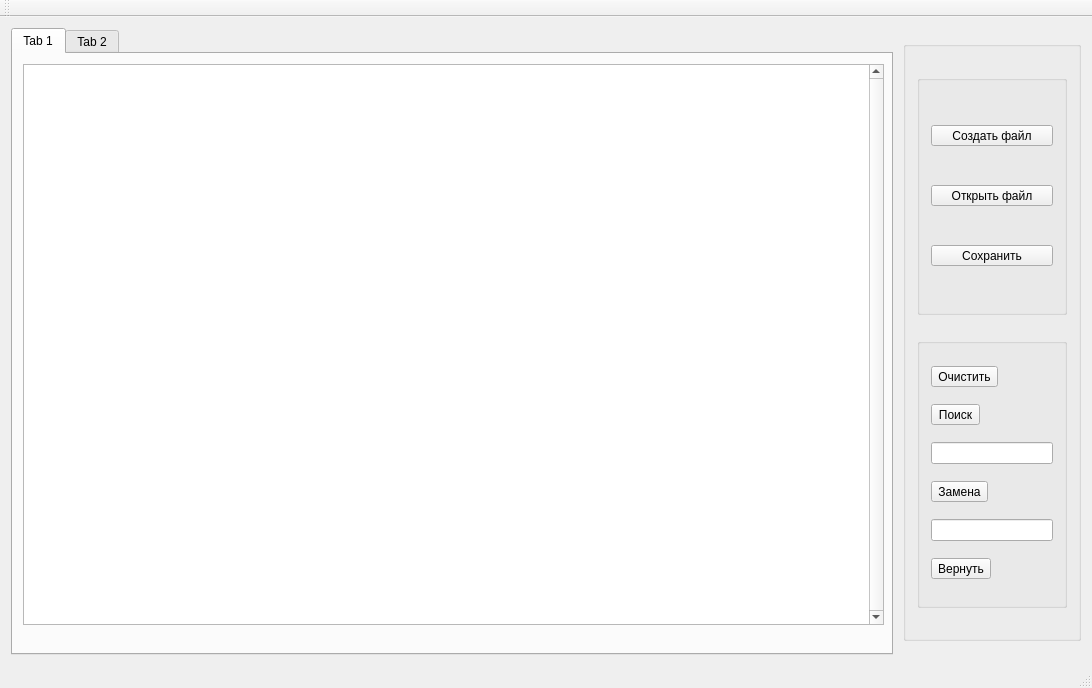
Before: the Qt Designer form Table_Text_Editor/mainwindow.ui in Ophelia145/Tables_n_text_editor, drawn with Qt 5.
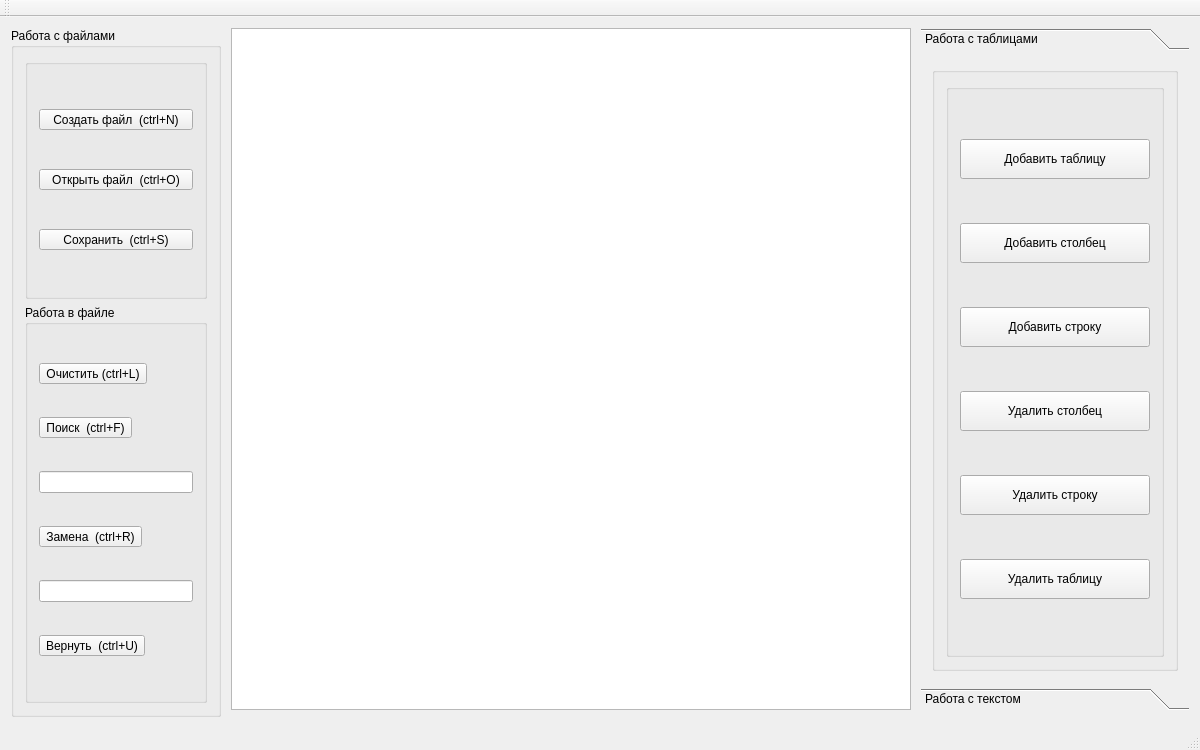
After: the same form once the commit is applied. The open tabs and pages were chosen to show the change. Icons and pictures are not drawn.

The edit to the form file:
```diff
--- a/Table_Text_Editor/mainwindow.ui
+++ b/Table_Text_Editor/mainwindow.ui
@@ -6,16 +6,25 @@
    <rect>
     <x>0</x>
     <y>0</y>
-    <width>1092</width>
-    <height>688</height>
+    <width>1200</width>
+    <height>750</height>
    </rect>
   </property>
   <property name="minimumSize">
    <size>
-    <width>900</width>
-    <height>600</height>
+    <width>1200</width>
+    <height>700</height>
    </size>
   </property>
+  <property name="font">
+   <font>
+    <pointsize>9</pointsize>
+    <weight>50</weight>
+    <italic>false</italic>
+    <bold>false</bold>
+    <underline>false</underline>
+   </font>
+  </property>
   <property name="windowTitle">
    <string>Editor :)</string>
   </property>
@@ -34,92 +43,22 @@
     <property name="verticalSpacing">
      <number>7</number>
     </property>
-    <item row="0" column="0" rowspan="2">
-     <widget class="QTabWidget" name="tabWidget">
-      <property name="currentIndex">
-       <number>0</number>
-      </property>
-      <widget class="QWidget" name="Text">
-       <attribute name="title">
-        <string>Tab 1</string>
-       </attribute>
-       <widget class="QTextEdit" name="textEdit">
-        <property name="geometry">
-         <rect>
-          <x>10</x>
-          <y>10</y>
-          <width>861</width>
-          <height>561</height>
-         </rect>
-        </property>
-        <property name="minimumSize">
-         <size>
-          <width>390</width>
-          <height>400</height>
-         </size>
-        </property>
-        <property name="maximumSize">
-         <size>
-          <width>16777215</width>
-          <height>16777215</height>
-         </size>
-        </property>
-        <property name="font">
-         <font>
-          <pointsize>12</pointsize>
-         </font>
-        </property>
-        <property name="cursor" stdset="0">
-         <cursorShape>IBeamCursor</cursorShape>
-        </property>
-        <property name="frameShadow">
-         <enum>QFrame::Sunken</enum>
-        </property>
-        <property name="verticalScrollBarPolicy">
-         <enum>Qt::ScrollBarAlwaysOn</enum>
-        </property>
-        <property name="horizontalScrollBarPolicy">
-         <enum>Qt::ScrollBarAsNeeded</enum>
-        </property>
-        <property name="sizeAdjustPolicy">
-         <enum>QAbstractScrollArea::AdjustToContents</enum>
-        </property>
-        <property name="html">
-         <string>&lt;!DOCTYPE HTML PUBLIC &quot;-//W3C//DTD HTML 4.0//EN&quot; &quot;http://www.w3.org/TR/REC-html40/strict.dtd&quot;&gt;
-&lt;html&gt;&lt;head&gt;&lt;meta name=&quot;qrichtext&quot; content=&quot;1&quot; /&gt;&lt;style type=&quot;text/css&quot;&gt;
-p, li { white-space: pre-wrap; }
-&lt;/style&gt;&lt;/head&gt;&lt;body style=&quot; font-family:'MS Shell Dlg 2'; font-size:12pt; font-weight:400; font-style:normal;&quot;&gt;
-&lt;p style=&quot;-qt-paragraph-type:empty; margin-top:0px; margin-bottom:0px; margin-left:0px; margin-right:0px; -qt-block-indent:0; text-indent:0px; font-size:7.8pt;&quot;&gt;&lt;br /&gt;&lt;/p&gt;&lt;/body&gt;&lt;/html&gt;</string>
-        </property>
-       </widget>
-      </widget>
-      <widget class="QWidget" name="Tables">
-       <attribute name="title">
-        <string>Tab 2</string>
-       </attribute>
-       <widget class="QTableWidget" name="tableWidget">
-        <property name="geometry">
-         <rect>
-          <x>10</x>
-          <y>20</y>
-          <width>861</width>
-          <height>551</height>
-         </rect>
-        </property>
-       </widget>
-      </widget>
-     </widget>
-    </item>
-    <item row="0" column="1" rowspan="2" colspan="2">
+    <item row="0" column="0" rowspan="2" colspan="2">
      <widget class="QGroupBox" name="ALLBOX">
+      <property name="minimumSize">
+       <size>
+        <width>210</width>
+        <height>0</height>
+       </size>
+      </property>
       <property name="maximumSize">
        <size>
         <width>400</width>
-        <height>600</height>
+        <height>750</height>
        </size>
       </property>
       <property name="title">
-       <string/>
+       <string>Работа с файлами</string>
       </property>
       <layout class="QVBoxLayout" name="verticalLayout">
        <item>
@@ -164,7 +103,7 @@
              </size>
             </property>
             <property name="text">
-             <string>Создать файл</string>
+             <string>Создать файл  (ctrl+N)</string>
             </property>
            </widget>
           </item>
@@ -183,7 +122,7 @@
              </size>
             </property>
             <property name="text">
-             <string>Открыть файл</string>
+             <string>Открыть файл  (ctrl+O)</string>
             </property>
            </widget>
           </item>
@@ -202,7 +141,7 @@
              </size>
             </property>
             <property name="text">
-             <string>Сохранить</string>
+             <string>Сохранить  (ctrl+S)</string>
             </property>
            </widget>
           </item>
@@ -214,14 +153,14 @@
          <property name="maximumSize">
           <size>
            <width>200</width>
-           <height>270</height>
+           <height>400</height>
           </size>
          </property>
          <property name="cursor">
           <cursorShape>ArrowCursor</cursorShape>
          </property>
          <property name="title">
-          <string/>
+          <string>Работа в файле</string>
          </property>
          <property name="flat">
           <bool>true</bool>
@@ -230,21 +169,21 @@
           <item row="1" column="0">
            <widget class="QToolButton" name="findButton">
             <property name="text">
-             <string>Поиск</string>
+             <string>Поиск  (ctrl+F)</string>
             </property>
            </widget>
           </item>
           <item row="5" column="0">
            <widget class="QToolButton" name="undoButton">
             <property name="text">
-             <string>Вернуть</string>
+             <string>Вернуть  (ctrl+U)</string>
             </property>
            </widget>
           </item>
           <item row="0" column="0">
            <widget class="QToolButton" name="clearButton">
             <property name="text">
-             <string>Очистить</string>
+             <string>Очистить (ctrl+L)</string>
             </property>
            </widget>
           </item>
@@ -254,7 +193,7 @@
           <item row="3" column="0">
            <widget class="QToolButton" name="replaceButton">
             <property name="text">
-             <string>Замена</string>
+             <string>Замена  (ctrl+R)</string>
             </property>
            </widget>
           </item>
@@ -267,8 +206,233 @@
       </layout>
      </widget>
     </item>
+    <item row="0" column="3">
+     <widget class="QToolBox" name="Funcs">
+      <property name="minimumSize">
+       <size>
+        <width>100</width>
+        <height>190</height>
+       </size>
+      </property>
+      <property name="maximumSize">
+       <size>
+        <width>400</width>
+        <height>1200</height>
+       </size>
+      </property>
+      <property name="currentIndex">
+       <number>1</number>
+      </property>
+      <widget class="QWidget" name="Tables">
+       <property name="geometry">
+        <rect>
+         <x>0</x>
+         <y>0</y>
+         <width>254</width>
+         <height>597</height>
+        </rect>
+       </property>
+       <attribute name="label">
+        <string>Работа с таблицами</string>
+       </attribute>
+       <layout class="QGridLayout" name="gridLayout_6">
+        <item row="0" column="0">
+         <widget class="QGroupBox" name="groupBox">
+          <property name="minimumSize">
+           <size>
+            <width>200</width>
+            <height>0</height>
+           </size>
+          </property>
+          <property name="title">
+           <string/>
+          </property>
+          <property name="flat">
+           <bool>true</bool>
+          </property>
+          <layout class="QVBoxLayout" name="verticalLayout_2">
+           <item>
+            <widget class="QGroupBox" name="groupBox_Table">
+             <property name="title">
+              <string/>
+             </property>
+             <layout class="QGridLayout" name="gridLayout_5">
+              <item row="0" column="0">
+               <widget class="QPushButton" name="pushButton">
+                <property name="minimumSize">
+                 <size>
+                  <width>40</width>
+                  <height>40</height>
+                 </size>
+                </property>
+                <property name="text">
+                 <string>Добавить таблицу</string>
+                </property>
+               </widget>
+              </item>
+              <item row="1" column="0">
+               <widget class="QPushButton" name="pushButton_2">
+                <property name="minimumSize">
+                 <size>
+                  <width>40</width>
+                  <height>40</height>
+                 </size>
+                </property>
+                <property name="text">
+                 <string>Добавить столбец</string>
+                </property>
+               </widget>
+              </item>
+              <item row="2" column="0">
+               <widget class="QPushButton" name="pushButton_3">
+                <property name="minimumSize">
+                 <size>
+                  <width>40</width>
+                  <height>40</height>
+                 </size>
+                </property>
+                <property name="text">
+                 <string>Добавить строку</string>
+                </property>
+               </widget>
+              </item>
+              <item row="3" column="0">
+               <widget class="QPushButton" name="pushButton_4">
+                <property name="minimumSize">
+                 <size>
+                  <width>40</width>
+                  <height>40</height>
+                 </size>
+                </property>
+                <property name="text">
+                 <string>Удалить столбец</string>
+                </property>
+               </widget>
+              </item>
+              <item row="4" column="0">
+               <widget class="QPushButton" name="pushButton_6">
+                <property name="minimumSize">
+                 <size>
+                  <width>40</width>
+                  <height>40</height>
+                 </size>
+                </property>
+                <property name="text">
+                 <string>Удалить строку</string>
+                </property>
+               </widget>
+              </item>
+              <item row="5" column="0">
+               <widget class="QPushButton" name="pushButton_5">
+                <property name="minimumSize">
+                 <size>
+                  <width>40</width>
+                  <height>40</height>
+                 </size>
+                </property>
+                <property name="font">
+                 <font>
+                  <stylestrategy>PreferAntialias</stylestrategy>
+                 </font>
+                </property>
+                <property name="text">
+                 <string>Удалить таблицу</string>
+                </property>
+               </widget>
+              </item>
+             </layout>
+            </widget>
+           </item>
+          </layout>
+         </widget>
+        </item>
+       </layout>
+      </widget>
+      <widget class="QWidget" name="Text">
+       <property name="geometry">
+        <rect>
+         <x>0</x>
+         <y>0</y>
+         <width>301</width>
+         <height>576</height>
+        </rect>
+       </property>
+       <attribute name="label">
+        <string>Работа с текстом</string>
+       </attribute>
+       <layout class="QGridLayout" name="gridLayout_7">
+        <item row="0" column="0">
+         <widget class="QGroupBox" name="groupBox_3">
+          <property name="maximumSize">
+           <size>
+            <width>400</width>
+            <height>800</height>
+           </size>
+          </property>
+          <property name="title">
+           <string/>
+          </property>
+          <layout class="QGridLayout" name="gridLayout_4">
+           <item row="0" column="0">
+            <widget class="QPushButton" name="TextColor">
+             <property name="font">
+              <font>
+               <pointsize>9</pointsize>
+              </font>
+             </property>
+             <property name="text">
+              <string>Цвет текста</string>
+             </property>
+            </widget>
+           </item>
+           <item row="1" column="0">
+            <widget class="QPushButton" name="ColorBackground">
+             <property name="font">
+              <font>
+               <pointsize>9</pointsize>
+              </font>
+             </property>
+             <property name="text">
+              <string>Цвет фона</string>
+             </property>
+            </widget>
+           </item>
+           <item row="2" column="0">
+            <widget class="QSpinBox" name="TextSize"/>
+           </item>
+           <item row="3" column="0">
+            <widget class="QFontComboBox" name="fontComboBox"/>
+           </item>
+          </layout>
+         </widget>
+        </item>
+       </layout>
+      </widget>
+     </widget>
+    </item>
+    <item row="0" column="2">
+     <widget class="QTextEdit" name="textEdit">
+      <property name="minimumSize">
+       <size>
+        <width>680</width>
+        <height>400</height>
+       </size>
+      </property>
+     </widget>
+    </item>
    </layout>
   </widget>
+  <widget class="QToolBar" name="toolBar">
+   <property name="windowTitle">
+    <string>toolBar</string>
+   </property>
+   <attribute name="toolBarArea">
+    <enum>TopToolBarArea</enum>
+   </attribute>
+   <attribute name="toolBarBreak">
+    <bool>false</bool>
+   </attribute>
+  </widget>
   <widget class="QMenuBar" name="menuBar">
    <property name="geometry">
     <rect>
@@ -280,17 +444,6 @@
    </property>
   </widget>
   <widget class="QStatusBar" name="statusBar"/>
-  <widget class="QToolBar" name="toolBar">
-   <property name="windowTitle">
-    <string>toolBar</string>
-   </property>
-   <attribute name="toolBarArea">
-    <enum>TopToolBarArea</enum>
-   </attribute>
-   <attribute name="toolBarBreak">
-    <bool>false</bool>
-   </attribute>
-  </widget>
   <action name="ActionCreateNew">
    <property name="text">
     <string>Создать Новый файл</string>
```
Left out of the diff: 2 changed lines with no effect on the pictures.
